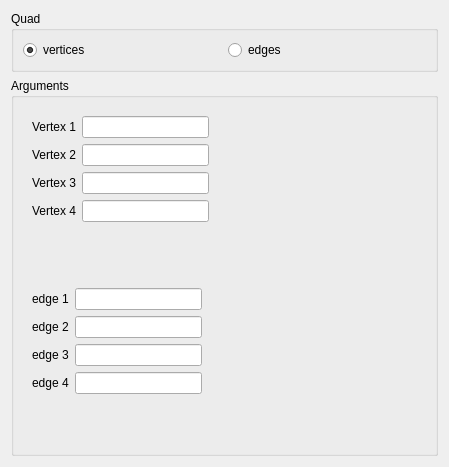
Qt form src/HEXABLOCKGUI/Quad_QTD.ui (SalomePlatform/hexablock) before a commit.
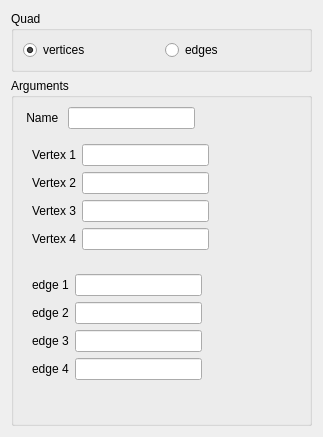
The same form after that commit.

Commit message: added: - rename elt of documents. - clear associations ( popup ). fixed: - idl : getAssociations ( vertex, edge, quad ). new field ( "ior" ) added to Shape class

```diff
--- a/src/HEXABLOCKGUI/Quad_QTD.ui
+++ b/src/HEXABLOCKGUI/Quad_QTD.ui
@@ -6,8 +6,8 @@
    <rect>
     <x>0</x>
     <y>0</y>
-    <width>449</width>
-    <height>467</height>
+    <width>323</width>
+    <height>437</height>
    </rect>
   </property>
   <property name="windowTitle">
@@ -63,8 +63,31 @@
      <property name="title">
       <string>Arguments</string>
      </property>
-     <layout class="QVBoxLayout" name="verticalLayout">
-      <item>
+     <layout class="QFormLayout" name="formLayout_3">
+      <item row="0" column="0">
+       <widget class="QLabel" name="label_9">
+        <property name="text">
+         <string> Name </string>
+        </property>
+       </widget>
+      </item>
+      <item row="0" column="1">
+       <widget class="QLineEdit" name="name_le">
+        <property name="sizePolicy">
+         <sizepolicy hsizetype="Preferred" vsizetype="Fixed">
+          <horstretch>0</horstretch>
+          <verstretch>0</verstretch>
+         </sizepolicy>
+        </property>
+        <property name="maximumSize">
+         <size>
+          <width>127</width>
+          <height>16777215</height>
+         </size>
+        </property>
+       </widget>
+      </item>
+      <item row="1" column="0" colspan="2">
        <widget class="QWidget" name="widget" native="true">
         <layout class="QFormLayout" name="formLayout">
          <item row="0" column="0">
@@ -144,7 +167,7 @@
         </layout>
        </widget>
       </item>
-      <item>
+      <item row="2" column="0" colspan="2">
        <widget class="QWidget" name="widget_2" native="true">
         <layout class="QFormLayout" name="formLayout_2">
          <item row="0" column="0">
```
The commit also changes 20 other files.
